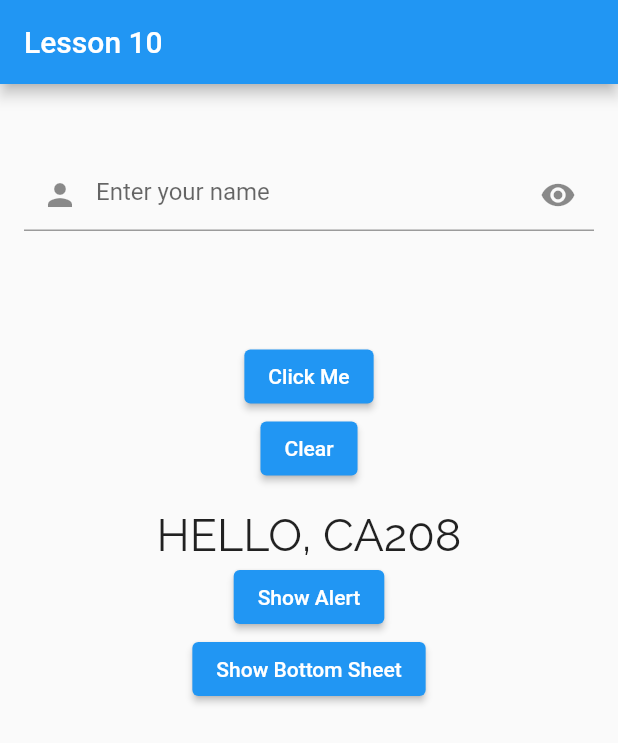
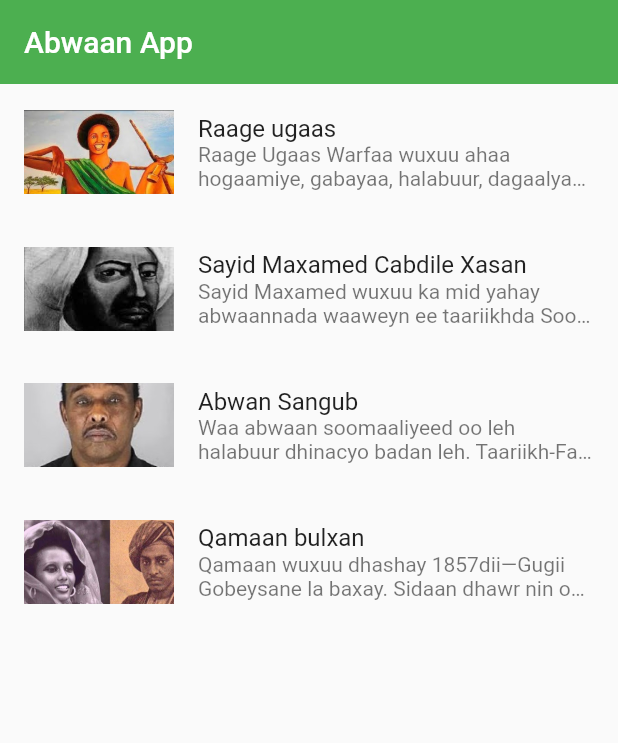
Before and after one commit to ahmed-moha/JUST-CA20-CODES, a Flutter app: the screen it shows after launch, on a phone screen of 412 x 824 dp. Shown: the top 743 px of the screen. Run offline on Flutter 3.47's test engine with Material 2 defaults, Android fonts, the phone set to English and light mode, and no system bars; our stand-ins replace google_fonts.

Commit message:
LESSON-11

```diff
--- /dev/null
+++ b/lib/components/abwaan_model.dart
@@ -0,0 +1,8 @@
+class AbwaanModel {
+  String? id;
+  String? name;
+  String? image;
+  String? description;
+
+  AbwaanModel({this.id, this.name, this.image, this.description});
+}
--- /dev/null
+++ b/lib/lesson_eleven.dart
@@ -0,0 +1,98 @@
+import 'package:ca_208/components/abwaan_model.dart';
+import 'package:ca_208/components/lesson_eleven_detial_screen.dart';
+import 'package:flutter/material.dart';
+
+class LessonEleven extends StatelessWidget {
+  LessonEleven({super.key});
+
+  List<AbwaanModel> abwaano = [
+    AbwaanModel(
+        id: "1",
+        name: "Raage ugaas",
+        description:
+            "Raage Ugaas Warfaa wuxuu ahaa hogaamiye, gabayaa, halabuur, dagaalyahan Soomaaliyeed kaasi oo noolaa wakhti lagu qiyaaso bilawgii Qarnigii 18aad. 	Raage Ugaas wuxuu ku dhashay ceelka Sasabane, meel u dhow magaalada Dhagaxbuur, Gobolka Soomaali Galbeed.",
+        image: "assets/raage.jpeg"),
+    AbwaanModel(
+        id: "2",
+        name: "Sayid Maxamed Cabdile Xasan",
+        description:
+            "Sayid Maxamed wuxuu ka mid yahay abwaannada waaweyn ee taariikhda Soomaalida meel ka galay. Taasna waxaa u aqoonsan dadkiisa iyo dadyowga 	kale markay u sugnaatay inuu ahaa geesi waddani ah, gabyaa aftahan ah, buuni cilmi leh, siyaasi xirribbo badan. Intaaba waxaa marag u ah gabayadiisii 	jaad walba leh, waxaana garan kara qofkii murtidiisa dhuuxa marka laga eego xagga suugaanta, siyaasadda, wadaninnimada iyo aftahannimada ku jirta.",
+        image: "assets/sayid.jpeg"),
+    AbwaanModel(
+        id: "3",
+        name: "Abwan Sangub",
+        description:
+            "Waa abwaan soomaaliyeed oo leh halabuur dhinacyo badan leh. Taariikh-Faneedka Abwaan Maxamuud C/laahi Ciise “Sangub” Maxamuud Cabdilaahi 	Ciise (Sangub), wuxuu ka mid yahay abwaanada ugu horeeya hal-abuurka Soomaalida, waana nin dad badani ku xusuustaan kaalinta uu ka qaatay 	Kobcinta Suugaanta Soomaaliyeed, hase yeeshee, waxaa dhici karta in dad badan oo maanta nooli aanay isu aqoon Sangub iyo Fankiisa. Bal aanu isku 	dayno in aynu Wax ka sheegno, taariikh-faneedka Sangub: Maxamuud Cabdillaahi Ciise (Sangub), wuxuu ku dhashay baadiyaha magaalada dhagaxbuur 	dhulka Is-maamulka deegaanka Soomaalida Itoobiya, sannadkii 1944, halkaas oo uu ku barbaaray. Sangub markii da’diisu shan jir gaartay ayuu ku 	bilaabmay u hilowga fanku. Dhalinyaranimadiisii, wuxuu ku soo caan baxay ciyaaraha dhaqanka, gaar ahaan ciyaarta “Dhaantada” oo ah mid markuu 	gacanta u qaado aan cidina uga daba dabadii yeerin.",
+        image: "assets/sangub.jpeg"),
+    AbwaanModel(
+        id: "4",
+        name: "Qamaan bulxan",
+        description:
+            "Qamaan wuxuu dhashay 1857dii—Gugii Gobeysane la baxay. Sidaan dhawr nin oo qoyska ah ka dheegtay, kana qiyaas qaatay ragii ay wada gabyeen 	da’aadooda. Wuxuu ku dhashay tuulada la dhaho Tayin, oo ka mid ah Ceelasha Goglo Seereeya, Qoraxay; Qabridahare ayay 55 Km ka xigtaa Koonfur-	bari..",
+        image: "assets/qamaan.jpeg")
+  ];
+  @override
+  Widget build(BuildContext context) {
+    return Scaffold(
+      appBar: AppBar(
+        title: const Text("Abwaan App"),
+        backgroundColor: Colors.green,
+        elevation: 0,
+      ),
+      body: Column(
+        // mainAxisAlignment: MainAxisAlignment.center,
+        children: [
+          Expanded(
+            child: ListView.builder(
+              itemCount: abwaano.length,
+              itemBuilder: (context, index) {
+                return Padding(
+                  padding: const EdgeInsets.symmetric(vertical: 16),
+                  child: ListTile(
+                    onTap: () {
+                      Navigator.push(
+                        context,
+                        MaterialPageRoute(
+                          builder: (_) => DetailScreen(abwan: abwaano[index]),
+                        ),
+                      );
+                    },
+                    leading: SizedBox(
+                      width: 100,
+                      height: 100,
+                      child: Hero(
+                        tag:abwaano[index].id! ,
+                        child: Image.asset(
+                          abwaano[index].image ?? "",
+                          fit: BoxFit.cover,
+                        ),
+                      ),
+                    ),
+                    title: Text(abwaano[index].name ?? ""),
+                    subtitle: Text(
+                      abwaano[index].description ?? "",
+                      maxLines: 2,
+                      overflow: TextOverflow.ellipsis,
+                    ),
+                  ),
+                );
+              },
+            ),
+          ),
+
+          // ElevatedButton(
+          //   onPressed: () async {
+          //     print("Ahmed");
+          //     // print("cali");
+          //     await Future.delayed(const Duration(seconds: 2), () {
+          //       print("Cali");
+          //     });
+          //     print("Hassan");
+          //   },
+          //   child: const Text("Click Me"),
+          // ),
+        ],
+      ),
+    );
+  }
+}
--- a/lib/lesson_ten.dart
+++ b/lib/lesson_ten.dart
@@ -130,11 +130,15 @@ class _LessonTenState extends State<LessonTen> {
                             children: [
                               const SizedBox(height: 40),
                               Container(
+                                decoration: BoxDecoration(
+                                  shape: BoxShape.circle
+                                ),
                                 margin:
                                     const EdgeInsets.symmetric(horizontal: 16),
                                 child: const TextField(
                                   decoration: InputDecoration(
                                       hintText: "Name",
+
                                       border: OutlineInputBorder()),
                                 ),
                               ),
--- a/lib/main.dart
+++ b/lib/main.dart
@@ -1,4 +1,5 @@
 
+import 'package:ca_208/lesson_eleven.dart';
 import 'package:ca_208/lesson_ten.dart';
 import 'package:ca_208/screen_one.dart';
 import 'package:ca_208/screen_two.dart';
@@ -9,7 +10,7 @@ void main() {
   runApp(
      MaterialApp(
       debugShowCheckedModeBanner: false,
-      home: const LessonTen(),
+      home:  LessonEleven(),
       routes: {
         "screenOne":(context)=>const ScreenOne(),
         "screenTwo":(context) => const ScreenTwo()
```
Also changed, not shown: lib/components/lesson_eleven_detial_screen.dart (added, +60 -0 lines), assets/qamaan.jpeg (added), assets/raage.jpeg (added), assets/sangub.jpeg (added), assets/sayid.jpeg (added).
